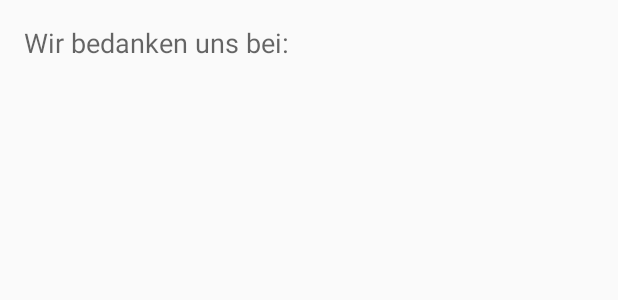
After one commit to Volker89/KaLiTour, an Android app: the layout activity_credits.xml on its own in the app's theme, with its tools: preview values and no code run, on a phone screen of 412 x 824 dp. The commit adds this screen. Shown: the top 300 px of the screen. Run offline under Robolectric (Android 15) with nearby library versions, the phone set to English and light mode, and no system bars.

Commit message:
Credits hinzugefügt

```diff
--- a/app/src/main/AndroidManifest.xml
+++ b/app/src/main/AndroidManifest.xml
@@ -26,6 +26,7 @@
         <activity android:name=".MapActivity" />
         <activity android:name=".InfoActivity" />
         <activity android:name=".InstructActivity" />
+        <activity android:name=".CreditsActivity"></activity>
     </application>
 
 </manifest>
--- /dev/null
+++ b/app/src/main/res/layout/activity_credits.xml
@@ -0,0 +1,21 @@
+<?xml version="1.0" encoding="utf-8"?>
+<RelativeLayout xmlns:android="http://schemas.android.com/apk/res/android"
+    xmlns:tools="http://schemas.android.com/tools"
+    android:layout_width="match_parent"
+    android:layout_height="match_parent"
+    android:paddingBottom="@dimen/activity_vertical_margin"
+    android:paddingLeft="@dimen/activity_horizontal_margin"
+    android:paddingRight="@dimen/activity_horizontal_margin"
+    android:paddingTop="@dimen/activity_vertical_margin"
+    tools:context="kaliapps.kalitour.CreditsActivity">
+
+    <TextView
+        android:layout_width="wrap_content"
+        android:layout_height="wrap_content"
+        android:textAppearance="?android:attr/textAppearanceMedium"
+        android:text="Wir bedanken uns bei:"
+        android:id="@+id/textView7"
+        android:layout_alignParentTop="true"
+        android:layout_alignParentLeft="true"
+        android:layout_alignParentStart="true" />
+</RelativeLayout>
--- a/app/src/main/res/menu/optionsmenu.xml
+++ b/app/src/main/res/menu/optionsmenu.xml
@@ -28,6 +28,6 @@
         </menu>
     </item>
     <item android:id="@+id/item3"
-        android:title="Impressum" />
+        android:title="Credits" />
 
 </menu>
```
Also changed, not shown: app/src/main/java/kaliapps/kalitour/CreditsActivity.java (added, +13 -0 lines), app/src/main/java/kaliapps/kalitour/InfoActivity.java (+5 -4 lines), app/src/main/java/kaliapps/kalitour/MapActivity.java (+5 -4 lines).
